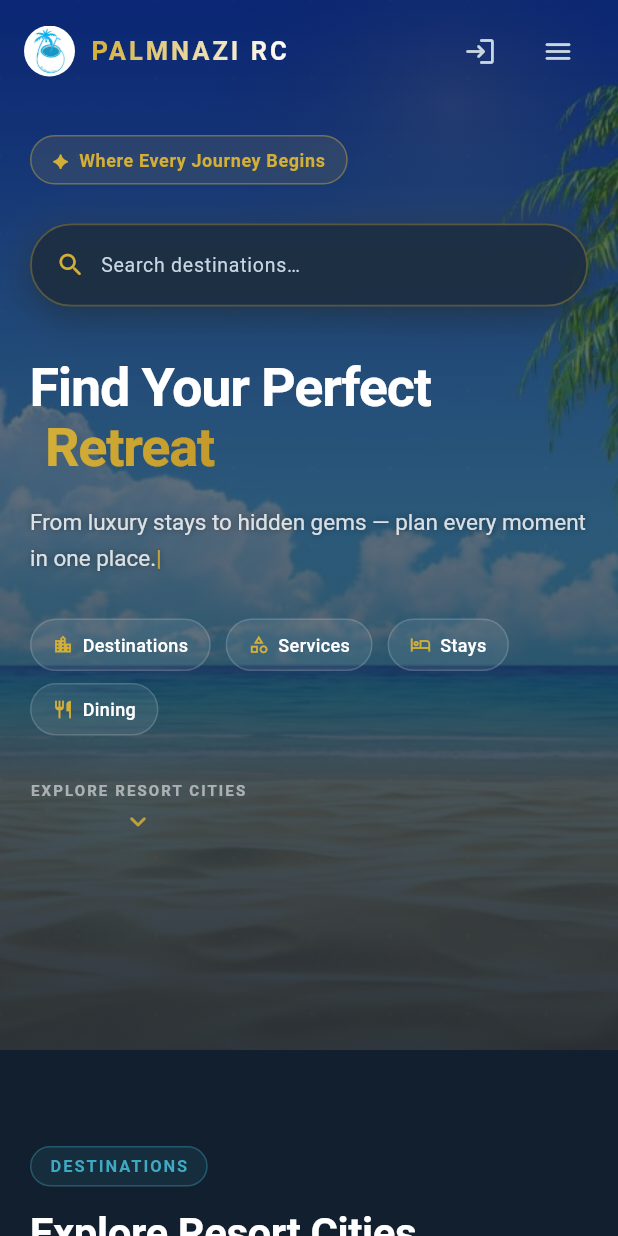
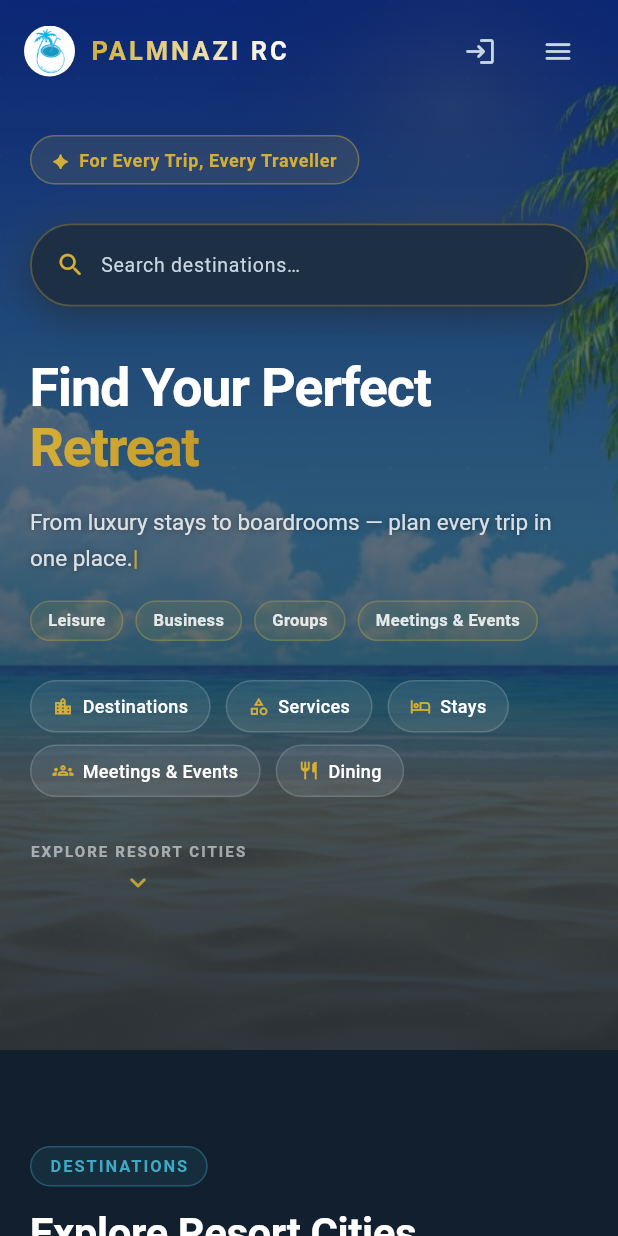
Before and after one commit to Fabrone/Palmnazi, a Flutter app: the screen it shows after launch, on a phone screen of 412 x 824 dp. Run offline on Flutter 3.47's test engine with Material 3 defaults, Android fonts, the phone set to English and light mode, and no system bars; our stand-ins replace app_links, cloud_firestore, file_picker, firebase_auth, firebase_core, firebase_messaging and 7 more; missing offline and left inert: dart:html, flutter_quill, flutter_quill_delta_from_html, vsc_quill_delta_to_html; accounts and stored records are empty; network calls fail; Roboto replaces fonts that are missing (Poppins).

Commit message:
Updated the first part of landing page into a more workable and non-specific user tool to allow a wide range of the system users

```diff
--- a/lib/screens/landing_page.dart
+++ b/lib/screens/landing_page.dart
@@ -1243,7 +1243,7 @@ class _LandingPageState extends State<LandingPage>
                         child: SlideTransition(
                           position: _heroSlide,
                           child: _tagPill(
-                              '✦  Where Every Journey Begins', RC.gold),
+                              '✦  For Every Trip, Every Traveller', RC.gold),
                         ),
                       ),
                       SizedBox(height: isShort ? 16 : 26),
@@ -1279,7 +1279,14 @@ class _LandingPageState extends State<LandingPage>
                         ),
                       ],
                       if (!isShort) ...[
-                        const SizedBox(height: 30),
+                        const SizedBox(height: 18),
+                        FadeTransition(
+                          opacity: _heroFade,
+                          child: _heroAudienceBadges(),
+                        ),
+                      ],
+                      if (!isShort) ...[
+                        const SizedBox(height: 26),
                         FadeTransition(
                           opacity: _heroFade,
                           child: _heroQuickChips(),
@@ -1313,6 +1320,7 @@ class _LandingPageState extends State<LandingPage>
       (Icons.location_city_outlined, 'Destinations'),
       (Icons.category_outlined, TourismLabels.categoryPlural),
       (Icons.hotel_outlined, 'Stays'),
+      (Icons.groups_outlined, 'Meetings & Events'),
       (Icons.restaurant_outlined, 'Dining'),
     ];
     return Wrap(
@@ -1323,7 +1331,10 @@ class _LandingPageState extends State<LandingPage>
                 onTap: () {
                   if (c.$2 == 'Destinations') {
                     _scrollToKey(_citiesKey);
-                  } else if (c.$2 == TourismLabels.categoryPlural) {
+                  } else {
+                    // Stays / Meetings & Events / Dining / Services all
+                    // resolve to "browse by type" — the categories overlay
+                    // is where every one of those is actually filterable.
                     _openCategoriesOverlay();
                   }
                 },
@@ -1351,6 +1362,37 @@ class _LandingPageState extends State<LandingPage>
     );
   }
 
+  // ── Audience badges — explicitly names who this platform is for, so a
+  // business/group traveller doesn't have to guess whether they belong here.
+  Widget _heroAudienceBadges() {
+    const audiences = [
+      'Leisure',
+      'Business',
+      'Groups',
+      'Meetings & Events',
+    ];
+    return Wrap(
+      spacing: 8,
+      runSpacing: 6,
+      children: audiences
+          .map((label) => Container(
+                padding:
+                    const EdgeInsets.symmetric(horizontal: 11, vertical: 5),
+                decoration: BoxDecoration(
+                  color: RC.gold.withValues(alpha: 0.10),
+                  borderRadius: BorderRadius.circular(20),
+                  border: Border.all(color: RC.gold.withValues(alpha: 0.30)),
+                ),
+                child: Text(label,
+                    style: TextStyle(
+                        color: Colors.white.withValues(alpha: 0.85),
+                        fontSize: 11,
+                        fontWeight: FontWeight.w600)),
+              ))
+          .toList(),
+    );
+  }
+
   // ── Inline trust-stat strip — same figures used in _statsSection below ───
   Widget _heroTrustStrip() {
     final count = _cities.isEmpty ? '10' : '${_cities.length}';
@@ -1358,7 +1400,7 @@ class _LandingPageState extends State<LandingPage>
       ('$count+', 'Resort Cities'),
       ('500+', 'Curated ${TourismLabels.placePlural}'),
       ('4.9★', 'Avg. Rating'),
-      ('20K+', 'Travellers'),
+      ('20K+', 'Guests Hosted'),
     ];
     return Wrap(
       spacing: 26,
@@ -1479,7 +1521,7 @@ class _LandingPageState extends State<LandingPage>
               ),
               const SizedBox(height: 10),
               const Text(
-                'Handpicked resort destinations with the best places to stay,\ndine, and experience across Africa.',
+                'Handpicked resort destinations for every kind of trip — leisure escapes, team retreats, and everything in between.',
                 style: TextStyle(color: RC.textSec, fontSize: 15, height: 1.6),
               ),
               const SizedBox(height: 40),
@@ -1725,7 +1767,7 @@ class _LandingPageState extends State<LandingPage>
         RC.gold
       ),
       (Icons.star_rounded, '4.9★', 'Avg. Rating', RC.coral),
-      (Icons.people_alt_rounded, '20K+', 'Happy Travellers', RC.emerald),
+      (Icons.people_alt_rounded, '20K+', 'Guests Hosted', RC.emerald),
     ];
 
     return Container(
@@ -1835,7 +1877,7 @@ class _LandingPageState extends State<LandingPage>
                         style: TextStyle(color: RC.textMute, fontSize: 12)),
                   ),
                   if (!isMobile)
-                    const Text('Made with ❤ for Africa\'s travellers',
+                    const Text('Made with ❤ for every kind of traveller',
                         style: TextStyle(color: RC.textMute, fontSize: 12)),
                 ],
               ),
@@ -1978,7 +2020,14 @@ class _RotatingHeadline extends StatefulWidget {
 }
 
 class _RotatingHeadlineState extends State<_RotatingHeadline> {
-  static const _words = ['Escape', 'Adventure', 'Retreat', 'Getaway'];
+  static const _words = [
+    'Escape',
+    'Adventure',
+    'Retreat',
+    'Venue',
+    'Getaway',
+    'Offsite'
+  ];
   int _index = 0;
   Timer? _timer;
 
@@ -2049,9 +2098,9 @@ class _TypewriterTagline extends StatefulWidget {
 
 class _TypewriterTaglineState extends State<_TypewriterTagline> {
   static const _lines = [
-    'Handpicked resort cities across Africa, curated just for you.',
-    'From luxury stays to hidden gems — plan every moment in one place.',
-    'Bookings, experiences, and unforgettable stays — simplified.',
+    'Handpicked resort cities across Africa, for leisure and business alike.',
+    'From luxury stays to boardrooms — plan every trip in one place.',
+    'Team retreats, group meetings, or solo getaways — all simplified here.',
   ];
   int _lineIndex = 0;
   int _charCount = 0;
```
